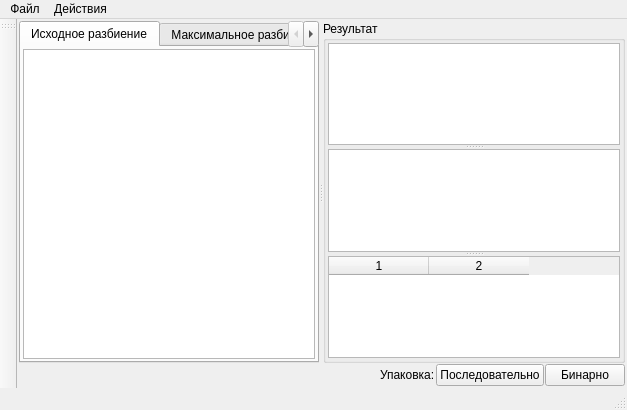
The window that D_Packing_GUI/mainwindow.ui (zingibertram/thesis-dissertation) describes before a commit, drawn with Qt 5.
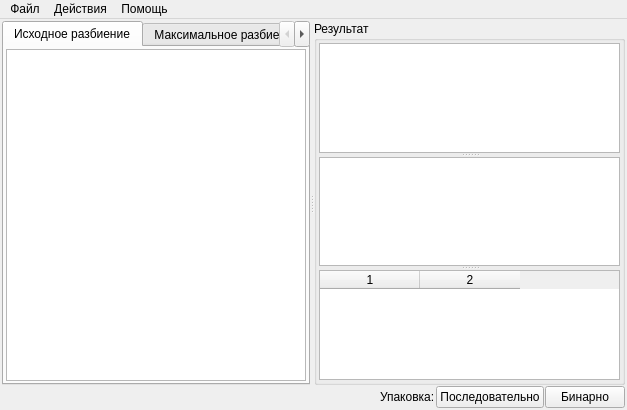
The same window after the commit. Icons and pictures are not drawn. Custom widgets are drawn as their Qt base class.

```diff
--- a/D_Packing_GUI/mainwindow.ui
+++ b/D_Packing_GUI/mainwindow.ui
@@ -187,20 +187,15 @@
     <addaction name="separator"/>
     <addaction name="menu_Generate"/>
    </widget>
+   <widget class="QMenu" name="menu">
+    <property name="title">
+     <string>Помощь</string>
+    </property>
+    <addaction name="action_About"/>
+   </widget>
    <addaction name="menu_File"/>
    <addaction name="menu_Actions"/>
-  </widget>
-  <widget class="QStatusBar" name="statusbar"/>
-  <widget class="QToolBar" name="toolBar">
-   <property name="windowTitle">
-    <string>toolBar</string>
-   </property>
-   <attribute name="toolBarArea">
-    <enum>LeftToolBarArea</enum>
-   </attribute>
-   <attribute name="toolBarBreak">
-    <bool>false</bool>
-   </attribute>
+   <addaction name="menu"/>
   </widget>
   <action name="action_Open">
    <property name="text">
```
Left out of the diff: 5 changed lines with no effect on the pictures.
